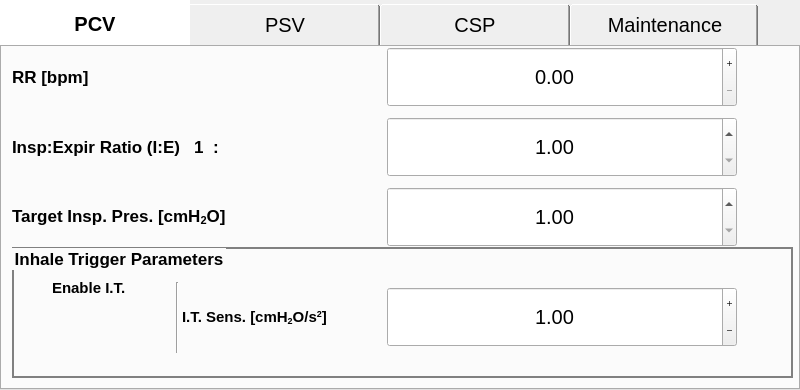
This is gui/settings/settings.ui in MariuszSuchenek/MVM_GUI_test2 as Qt 5 draws it before an edit. The edited form follows.
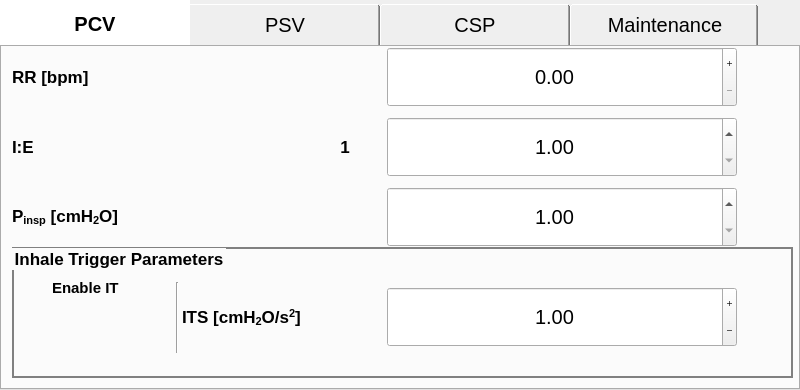
This is the edited form. Icons and pictures are not drawn. Custom widgets are drawn as their Qt base class.

Commit message: bunch of labels updated

What changed in the file:
```diff
--- a/gui/settings/settings.ui
+++ b/gui/settings/settings.ui
@@ -159,7 +159,7 @@
          </font>
         </property>
         <property name="text">
-         <string>Insp:Expir Ratio (I:E)   1  :</string>
+         <string>I:E                                                                 1  :</string>
         </property>
        </widget>
        <widget class="QDoubleSpinBox" name="spinBox_rr">
@@ -463,7 +463,7 @@
          </font>
         </property>
         <property name="text">
-         <string>&lt;html&gt;&lt;head/&gt;&lt;body&gt;&lt;p&gt;Target Insp. Pres. [cmH&lt;span style=&quot; vertical-align:sub;&quot;&gt;2&lt;/span&gt;O]&lt;/p&gt;&lt;/body&gt;&lt;/html&gt;</string>
+         <string>&lt;html&gt;&lt;head/&gt;&lt;body&gt;&lt;p&gt;P&lt;span style=&quot; vertical-align:sub;&quot;&gt;insp&lt;/span&gt; [cmH&lt;span style=&quot; vertical-align:sub;&quot;&gt;2&lt;/span&gt;O]&lt;/p&gt;&lt;/body&gt;&lt;/html&gt;</string>
         </property>
        </widget>
        <widget class="QDoubleSpinBox" name="spinBox_insp_pressure">
@@ -686,13 +686,13 @@
          <property name="font">
           <font>
            <family>Cantarell</family>
-           <pointsize>11</pointsize>
+           <pointsize>13</pointsize>
            <weight>75</weight>
            <bold>true</bold>
           </font>
          </property>
          <property name="text">
-          <string>&lt;html&gt;&lt;head/&gt;&lt;body&gt;&lt;p&gt;I.T. Sens. [cmH&lt;span style=&quot; vertical-align:sub;&quot;&gt;2&lt;/span&gt;O/s&lt;span style=&quot; vertical-align:super;&quot;&gt;2&lt;/span&gt;]&lt;/p&gt;&lt;/body&gt;&lt;/html&gt;</string>
+          <string>&lt;html&gt;&lt;head/&gt;&lt;body&gt;&lt;p&gt;ITS [cmH&lt;span style=&quot; vertical-align:sub;&quot;&gt;2&lt;/span&gt;O/s&lt;span style=&quot; vertical-align:super;&quot;&gt;2&lt;/span&gt;]&lt;/p&gt;&lt;/body&gt;&lt;/html&gt;</string>
          </property>
         </widget>
         <widget class="QLabel" name="label_14">
@@ -712,7 +712,7 @@
           </font>
          </property>
          <property name="text">
-          <string>Enable I.T.</string>
+          <string>Enable IT</string>
          </property>
         </widget>
         <widget class="QPushButton" name="fake_btn_trigger_sensitivity">
```
Left out of the diff: 8 changed lines with no effect on the pictures.
